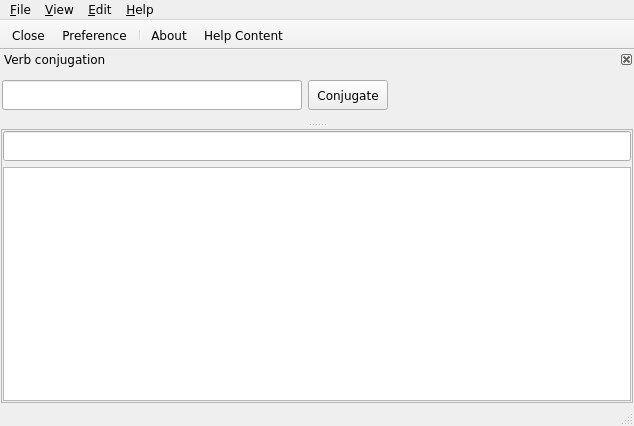
First picture: the form in jpconj/jpconjmain.ui, repository anqafalak/japkatsuyou, before the edit.
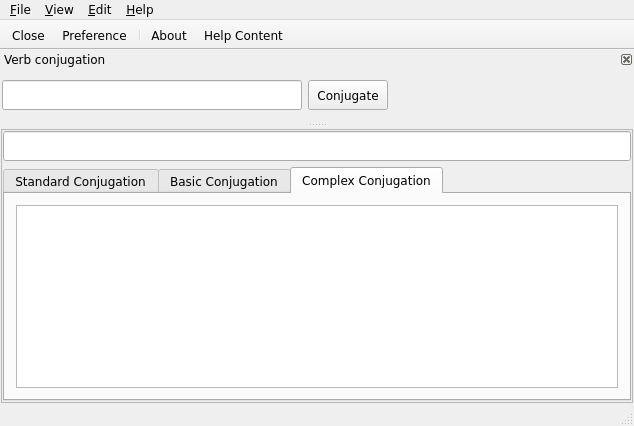
Second picture: the form after the edit. The open tabs and pages were chosen to show the change. Icons and pictures are not drawn.

Commit message: add standard, basic, and complex panels

Patch:
```diff
--- a/jpconj/jpconjmain.ui
+++ b/jpconj/jpconjmain.ui
@@ -90,6 +90,63 @@
         </widget>
        </item>
        <item>
+        <widget class="QTabWidget" name="ConjgTab">
+         <property name="currentIndex">
+          <number>1</number>
+         </property>
+         <widget class="QWidget" name="standardConjTab">
+          <property name="sizePolicy">
+           <sizepolicy hsizetype="Expanding" vsizetype="Expanding">
+            <horstretch>0</horstretch>
+            <verstretch>0</verstretch>
+           </sizepolicy>
+          </property>
+          <attribute name="title">
+           <string>Standard Conjugation</string>
+          </attribute>
+          <layout class="QGridLayout" name="gridLayout_2">
+           <item row="0" column="0">
+            <widget class="QTextBrowser" name="standardConj"/>
+           </item>
+          </layout>
+         </widget>
+         <widget class="QWidget" name="basicConjTab">
+          <property name="sizePolicy">
+           <sizepolicy hsizetype="Expanding" vsizetype="Expanding">
+            <horstretch>0</horstretch>
+            <verstretch>0</verstretch>
+           </sizepolicy>
+          </property>
+          <attribute name="title">
+           <string>Basic Conjugation</string>
+          </attribute>
+          <layout class="QGridLayout" name="gridLayout_3">
+           <item row="0" column="0">
+            <widget class="QTextBrowser" name="basicConj"/>
+           </item>
+          </layout>
+         </widget>
+         <widget class="QWidget" name="complexConjTab">
+          <property name="sizePolicy">
+           <sizepolicy hsizetype="Expanding" vsizetype="Expanding">
+            <horstretch>0</horstretch>
+            <verstretch>0</verstretch>
+           </sizepolicy>
+          </property>
+          <property name="maximumSize">
+           <size>
+            <width>616</width>
+            <height>208</height>
+           </size>
+          </property>
+          <attribute name="title">
+           <string>Complex Conjugation</string>
+          </attribute>
+          <layout class="QGridLayout" name="gridLayout">
+           <property name="sizeConstraint">
+            <enum>QLayout::SetMaximumSize</enum>
+           </property>
+           <item row="0" column="0">
         <widget class="QTableWidget" name="showt">
          <property name="sizePolicy">
           <sizepolicy hsizetype="Expanding" vsizetype="Expanding">
@@ -106,6 +163,10 @@
          <property name="columnCount">
           <number>0</number>
          </property>
+            </widget>
+           </item>
+          </layout>
+         </widget>
         </widget>
        </item>
       </layout>
```
Lines whose indentation alone changed are shown as unchanged. The commit also changes 5 other files.
